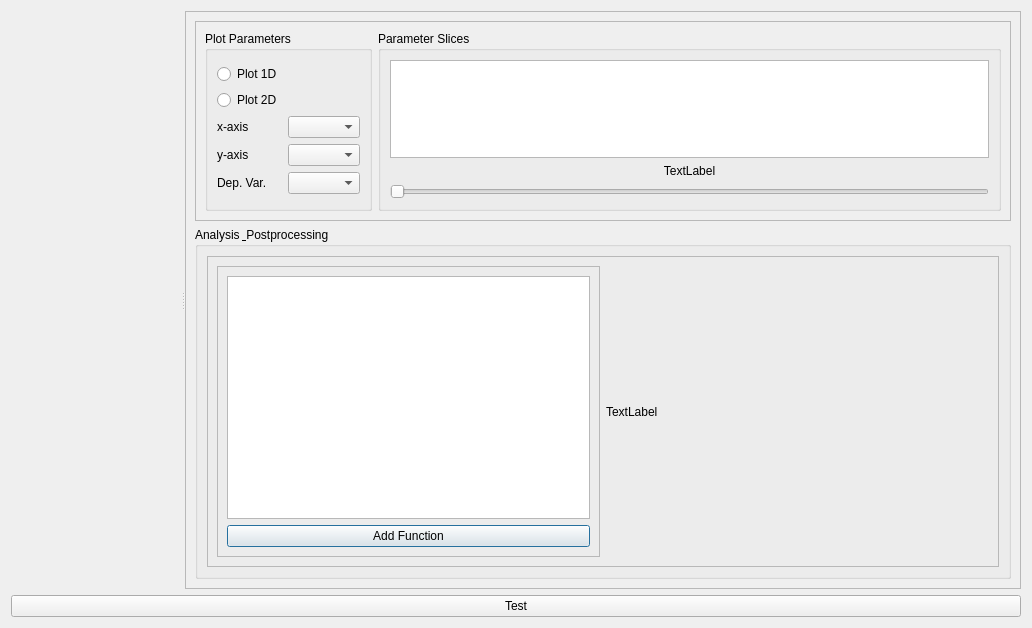
Old version of the form main.ui in the repository sqdlab/SQDViz.
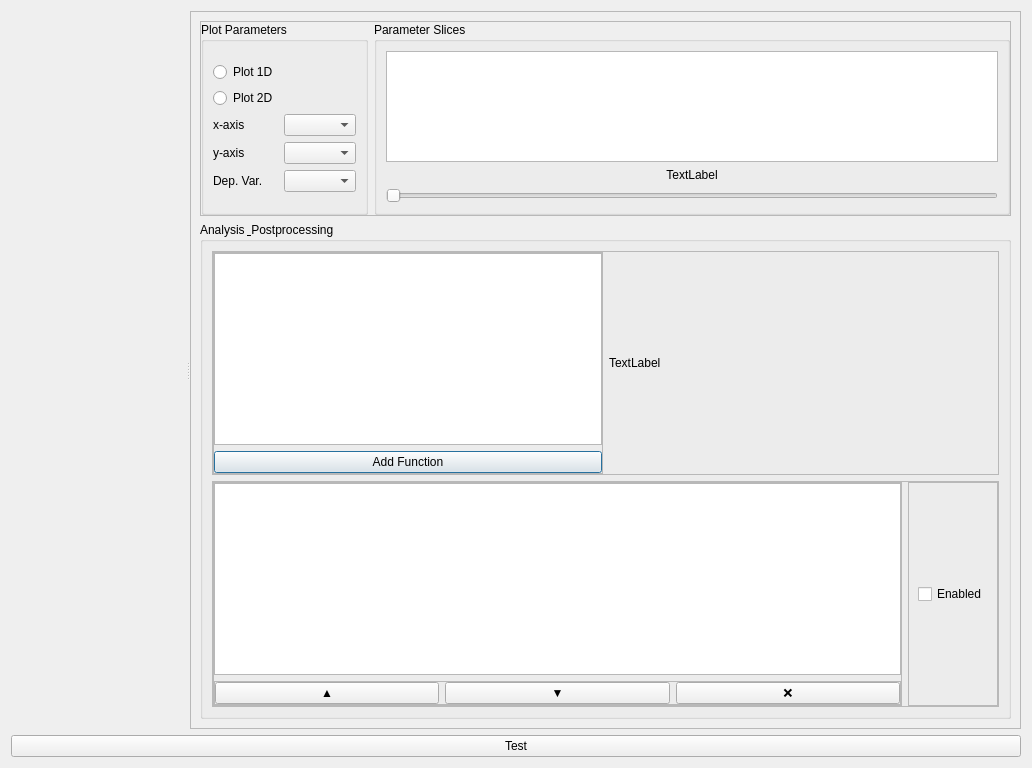
New version of the form. Custom widgets are drawn as their Qt base class.

Commit message: Can now add post-processors and margins UI have been tightened.

What changed in the file:
```diff
--- a/main.ui
+++ b/main.ui
@@ -7,7 +7,7 @@
     <x>0</x>
     <y>0</y>
     <width>1032</width>
-    <height>628</height>
+    <height>768</height>
    </rect>
   </property>
   <property name="windowTitle">
@@ -43,6 +43,18 @@
           <enum>QFrame::Raised</enum>
          </property>
          <layout class="QHBoxLayout" name="horizontalLayout">
+          <property name="leftMargin">
+           <number>0</number>
+          </property>
+          <property name="topMargin">
+           <number>0</number>
+          </property>
+          <property name="rightMargin">
+           <number>0</number>
+          </property>
+          <property name="bottomMargin">
+           <number>0</number>
+          </property>
           <item>
            <widget class="QGroupBox" name="groupBox">
             <property name="title">
@@ -152,7 +164,7 @@
          <property name="title">
           <string>Analysis &amp; Postprocessing</string>
          </property>
-         <layout class="QHBoxLayout" name="horizontalLayout_3">
+         <layout class="QVBoxLayout" name="verticalLayout_7">
           <item>
            <widget class="QFrame" name="frame_3">
             <property name="frameShape">
@@ -162,6 +174,18 @@
              <enum>QFrame::Raised</enum>
             </property>
             <layout class="QHBoxLayout" name="horizontalLayout_2">
+             <property name="leftMargin">
+              <number>0</number>
+             </property>
+             <property name="topMargin">
+              <number>0</number>
+             </property>
+             <property name="rightMargin">
+              <number>0</number>
+             </property>
+             <property name="bottomMargin">
+              <number>0</number>
+             </property>
              <item>
               <widget class="QFrame" name="frame_4">
                <property name="sizePolicy">
@@ -177,6 +201,18 @@
                 <enum>QFrame::Raised</enum>
                </property>
                <layout class="QVBoxLayout" name="verticalLayout_4">
+                <property name="leftMargin">
+                 <number>0</number>
+                </property>
+                <property name="topMargin">
+                 <number>0</number>
+                </property>
+                <property name="rightMargin">
+                 <number>0</number>
+                </property>
+                <property name="bottomMargin">
+                 <number>0</number>
+                </property>
                 <item>
                  <widget class="QListWidget" name="lstbx_plot_analy_funcs"/>
                 </item>
@@ -209,6 +245,127 @@
             </layout>
            </widget>
           </item>
+          <item>
+           <widget class="QFrame" name="frame_5">
+            <property name="sizePolicy">
+             <sizepolicy hsizetype="Preferred" vsizetype="Minimum">
+              <horstretch>0</horstretch>
+              <verstretch>1</verstretch>
+             </sizepolicy>
+            </property>
+            <property name="frameShape">
+             <enum>QFrame::StyledPanel</enum>
+            </property>
+            <property name="frameShadow">
+             <enum>QFrame::Raised</enum>
+            </property>
+            <layout class="QHBoxLayout" name="horizontalLayout_4">
+             <property name="leftMargin">
+              <number>0</number>
+             </property>
+             <property name="topMargin">
+              <number>0</number>
+             </property>
+             <property name="rightMargin">
+              <number>0</number>
+             </property>
+             <property name="bottomMargin">
+              <number>0</number>
+             </property>
+             <item>
+              <widget class="QFrame" name="frame_6">
+               <property name="frameShape">
+                <enum>QFrame::StyledPanel</enum>
+               </property>
+               <property name="frameShadow">
+                <enum>QFrame::Raised</enum>
+               </property>
+               <layout class="QVBoxLayout" name="verticalLayout_6">
+                <property name="leftMargin">
+                 <number>0</number>
+                </property>
+                <property name="topMargin">
+                 <number>0</number>
+                </property>
+                <property name="rightMargin">
+                 <number>0</number>
+                </property>
+                <property name="bottomMargin">
+                 <number>0</number>
+                </property>
+                <item>
+                 <widget class="QListWidget" name="lstbx_cur_post_procs"/>
+                </item>
+                <item>
+                 <widget class="QFrame" name="frame_7">
+                  <property name="frameShape">
+                   <enum>QFrame::StyledPanel</enum>
+                  </property>
+                  <property name="frameShadow">
+                   <enum>QFrame::Raised</enum>
+                  </property>
+                  <layout class="QHBoxLayout" name="horizontalLayout_3">
+                   <property name="leftMargin">
+                    <number>0</number>
+                   </property>
+                   <property name="topMargin">
+                    <number>0</number>
+                   </property>
+                   <property name="rightMargin">
+                    <number>0</number>
+                   </property>
+                   <property name="bottomMargin">
+                    <number>0</number>
+                   </property>
+                   <item>
+                    <widget class="QPushButton" name="btn_proc_list_up">
+                     <property name="text">
+                      <string>▲</string>
+                     </property>
+                    </widget>
+                   </item>
+                   <item>
+                    <widget class="QPushButton" name="btn_proc_list_down">
+                     <property name="text">
+                      <string>▼</string>
+                     </property>
+                    </widget>
+                   </item>
+                   <item>
+                    <widget class="QPushButton" name="btn_proc_list_del">
+                     <property name="text">
+                      <string>❌</string>
+                     </property>
+                    </widget>
+                   </item>
+                  </layout>
+                 </widget>
+                </item>
+               </layout>
+              </widget>
+             </item>
+             <item>
+              <widget class="QFrame" name="frm_post_procs">
+               <property name="frameShape">
+                <enum>QFrame::StyledPanel</enum>
+               </property>
+               <property name="frameShadow">
+                <enum>QFrame::Raised</enum>
+               </property>
+               <layout class="QGridLayout" name="gridLayout_2">
+                <item row="0" column="0">
+                 <widget class="QCheckBox" name="chbx_post_procs_enabled">
+                  <property name="text">
+                   <string>Enabled</string>
+                  </property>
+                 </widget>
+                </item>
+               </layout>
+              </widget>
+             </item>
+            </layout>
+           </widget>
+          </item>
          </layout>
         </widget>
        </item>
```
The commit also changes 1 other file.
